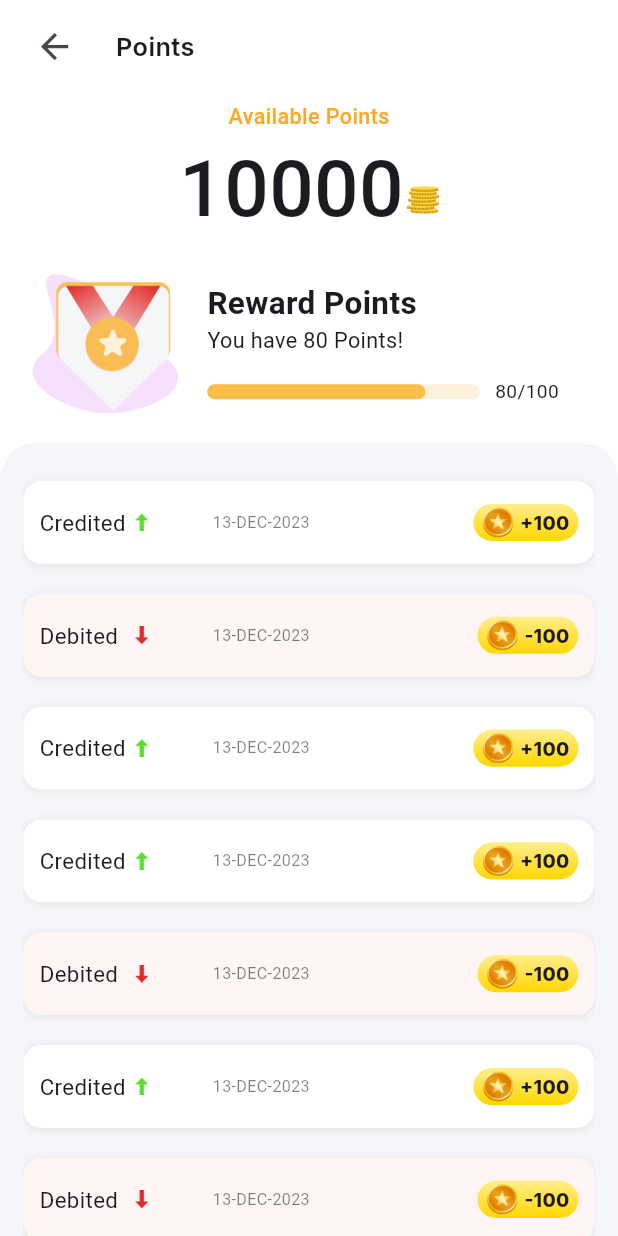
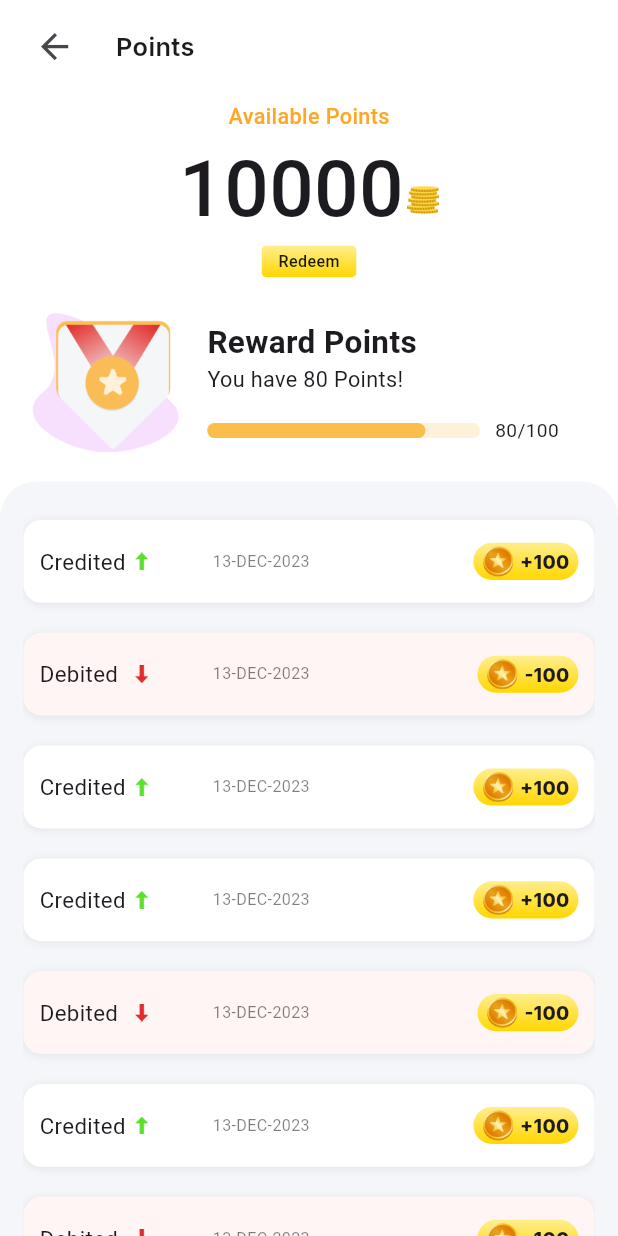
Before and after one commit to ZaynMeledath/turning_point, a Flutter app: the PointsScreen screen opened directly, on a phone screen of 412 x 824 dp. Run offline on Flutter 3.47's test engine with Material 3 defaults, Android fonts, the phone set to English and light mode, and no system bars; drawn by our look-alikes of percent_indicator; our stand-ins replace flutter_cache_manager, google_fonts, page_transition, shimmer, video_player; project files that could hold a hidden picture were left out.

Commit message:
Rewards screen added, redesigning in progress

```diff
--- a/lib/view/kyc/segments/kyc_bank_details.dart
+++ b/lib/view/kyc/segments/kyc_bank_details.dart
@@ -20,12 +20,14 @@ Widget kycBankDetails({
         screenSize: screenSize,
         controller: accNumController,
         title: 'Account Number',
+        isNum: true,
       ),
       SizedBox(height: screenSize.height * .03),
       kycTextFieldSegment(
         screenSize: screenSize,
         controller: confirmAccNumController,
         title: 'Confirm Account Number',
+        isNum: true,
       ),
       SizedBox(height: screenSize.height * .03),
       kycTextFieldSegment(
--- a/lib/view/kyc/segments/kyc_personal_details.dart
+++ b/lib/view/kyc/segments/kyc_personal_details.dart
@@ -20,18 +20,21 @@ Widget kycPersonalDetails({
         screenSize: screenSize,
         controller: mobileController,
         title: 'Mobile Number',
+        isNum: true,
       ),
       SizedBox(height: screenSize.height * .03),
       kycTextFieldSegment(
         screenSize: screenSize,
         controller: emailController,
         title: 'Email',
+        isEmail: true,
       ),
       SizedBox(height: screenSize.height * .03),
       kycTextFieldSegment(
         screenSize: screenSize,
         controller: pinController,
         title: 'Pincode',
+        isNum: true,
       ),
     ],
   );
--- a/lib/view/points/points_screen.dart
+++ b/lib/view/points/points_screen.dart
@@ -54,7 +54,7 @@ class _PointsScreenState extends State<PointsScreen> {
 
 //====================Body Segment====================//
             SizedBox(height: screenSize.height * .015),
-            availablePointsSegment(screenSize: screenSize),
+            availablePointsSegment(screenSize: screenSize, context: context),
             SizedBox(height: screenSize.height * .024),
             pointsHistorySegment(screenSize: screenSize),
           ],
--- a/lib/view/points/segments/available_points_segment.dart
+++ b/lib/view/points/segments/available_points_segment.dart
@@ -1,8 +1,13 @@
 import 'package:flutter/material.dart';
 import 'package:google_fonts/google_fonts.dart';
+import 'package:page_transition/page_transition.dart';
 import 'package:percent_indicator/linear_percent_indicator.dart';
+import 'package:turning_point/view/redeem/redeem_screen.dart';
 
-Widget availablePointsSegment({required Size screenSize}) {
+Widget availablePointsSegment({
+  required Size screenSize,
+  required BuildContext context,
+}) {
   return Column(
     children: [
 //====================Available Points Segment====================//
@@ -36,7 +41,43 @@ Widget availablePointsSegment({required Size screenSize}) {
           )
         ],
       ),
-      SizedBox(height: screenSize.height * .022),
+      GestureDetector(
+        onTap: () {
+          Navigator.of(context).push(
+            PageTransition(
+              child: const RedeemScreen(),
+              duration: const Duration(milliseconds: 350),
+              reverseDuration: const Duration(milliseconds: 350),
+              type: PageTransitionType.rightToLeft,
+            ),
+          );
+        },
+        child: Container(
+            width: screenSize.width * .153,
+            height: screenSize.width * .051,
+            decoration: BoxDecoration(
+              borderRadius: BorderRadius.circular(3),
+              gradient: const LinearGradient(
+                begin: Alignment.bottomCenter,
+                end: Alignment.topCenter,
+                colors: [
+                  Color.fromRGBO(255, 215, 0, 1),
+                  Color.fromRGBO(255, 238, 141, 1),
+                ],
+              ),
+            ),
+            child: Center(
+              child: Text(
+                'Redeem',
+                style: GoogleFonts.roboto(
+                  color: Colors.black.withOpacity(.9),
+                  fontSize: screenSize.width * .026,
+                  fontWeight: FontWeight.w500,
+                ),
+              ),
+            )),
+      ),
+      SizedBox(height: screenSize.height * .028),
 
 //====================Reward Points Segment====================//
       Padding(
```
Also changed, not shown: lib/view/kyc/segments/kyc_text_field_segment.dart (+7 -0 lines), lib/view/redeem/redeem_screen.dart (added, +88 -0 lines), lib/view/redeem/segments/redeem_option_container.dart (added, +57 -0 lines).
